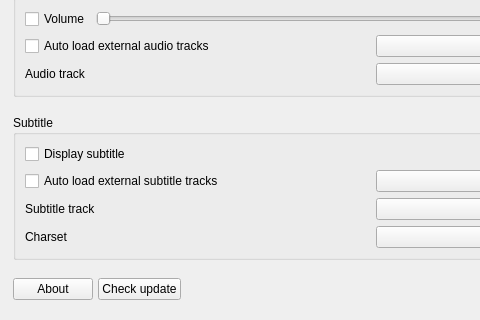
First picture: the form in src/dd/forms/preferencesdialog.ui, repository wangwenx190/dynamic-desktop, before the edit; both pictures show x 0 to 480 and y 535 to 855 of the 746 by 855 pixel window.
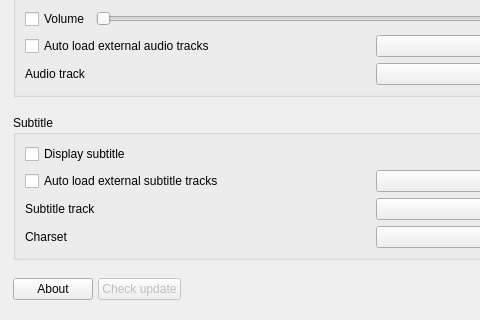
Second picture: the form after the edit. Icons and pictures are not drawn. Custom widgets are drawn as their Qt base class.

```diff
--- a/src/dd/forms/preferencesdialog.ui
+++ b/src/dd/forms/preferencesdialog.ui
@@ -740,6 +740,9 @@
      </item>
      <item>
       <widget class="QPushButton" name="pushButton_check_update">
+       <property name="enabled">
+        <bool>false</bool>
+       </property>
        <property name="text">
         <string>Check update</string>
        </property>
```
